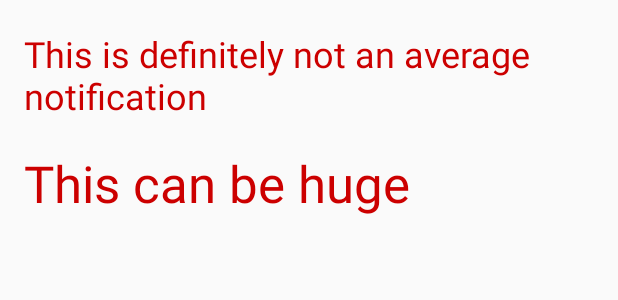
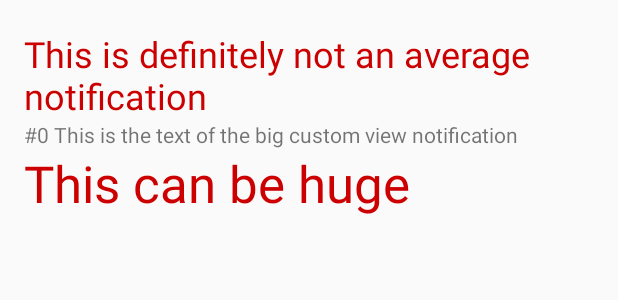
Before and after one commit to andras-the-android/NNotification, an Android app: the layout notification_big_custom.xml on its own in the app's theme, with its tools: preview values and no code run, on a phone screen of 412 x 824 dp. Shown: the top 300 px of the screen. Run offline under Robolectric (Android 15) with nearby library versions, the phone set to English and light mode, and no system bars.

Commit message:
update custom notification

```diff
--- a/app/build.gradle
+++ b/app/build.gradle
@@ -1,6 +1,6 @@
 apply plugin: 'com.android.application'
+apply plugin: 'kotlin-android'
 apply plugin: 'kotlin-android-extensions'
-apply plugin: 'kotlin-android'
 
 android {
     compileSdkVersion 29
--- a/app/src/main/res/layout/notification_big_custom.xml
+++ b/app/src/main/res/layout/notification_big_custom.xml
@@ -1,6 +1,8 @@
 <?xml version="1.0" encoding="utf-8"?>
 <LinearLayout xmlns:android="http://schemas.android.com/apk/res/android"
-    android:orientation="vertical" android:layout_width="match_parent"
+    xmlns:tools="http://schemas.android.com/tools"
+    android:orientation="vertical"
+    android:layout_width="match_parent"
     android:layout_height="match_parent">
 
     <TextView
@@ -22,7 +24,8 @@
         android:id="@+id/content_text"
         android:layout_width="wrap_content"
         android:layout_height="wrap_content"
-        android:layout_marginStart="16dp" />
+        android:layout_marginStart="16dp"
+        tools:text="#0 This is the text of the big custom view notification"/>
 
     <TextView
         android:layout_width="wrap_content"
```
Also changed, not shown: app/src/main/java/com/example/andrasnemeth/nnotification/CustomViewNotifications.kt (+23 -4 lines).
